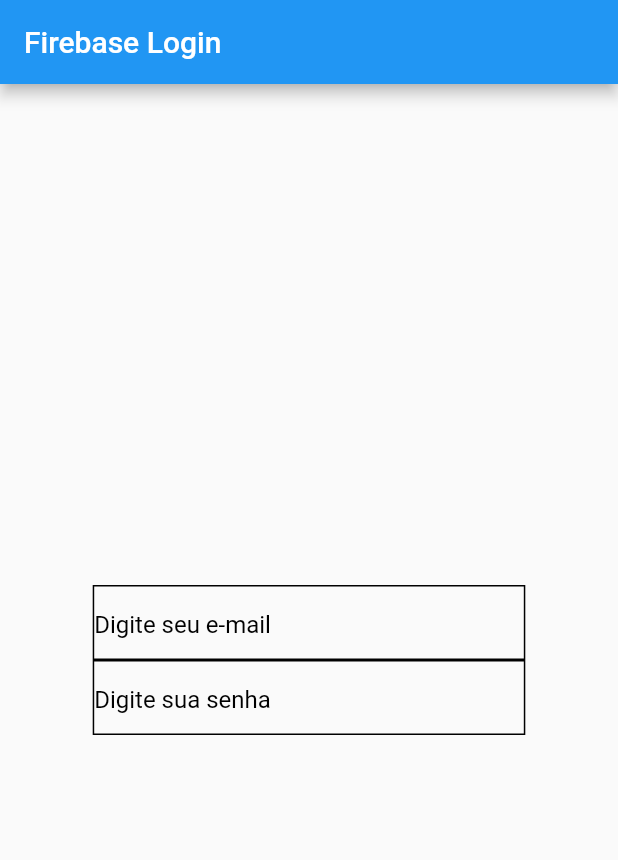
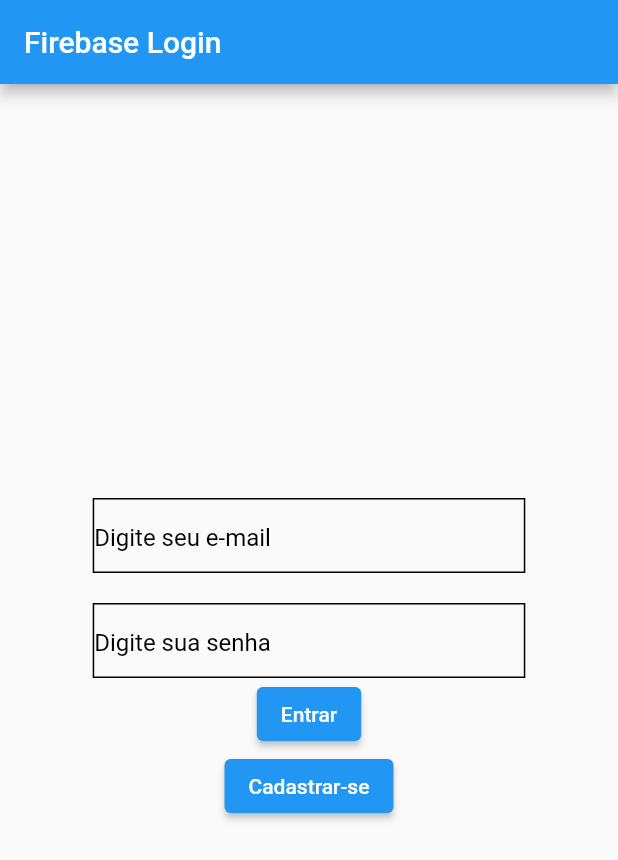
Before and after one commit to gkpiccoli/flutter_firebase_auth, a Flutter app: the screen it shows after launch, on a phone screen of 412 x 824 dp. Shown: the top 860 px of the screen. Run offline on Flutter 3.47's test engine with Material 2 defaults, Android fonts, the phone set to English and light mode, and no system bars; our stand-ins replace firebase_core; accounts and stored records are empty.

Commit message:
Adicionado Botões

```diff
--- a/lib/login_page.dart
+++ b/lib/login_page.dart
@@ -32,11 +32,10 @@ class _LoginPageState extends State<LoginPage> {
                   hintStyle:TextStyle(color: Colors.black, fontSize: 16),
                   border: InputBorder.none
                 ),
-
-
               ),
             ),
           ),
+            const SizedBox(height: 20,),
             Center(
               child: Container(
                 decoration: BoxDecoration(
@@ -57,7 +56,9 @@ class _LoginPageState extends State<LoginPage> {
                 ),
               ),
             ),
-          ]
+            ElevatedButton(onPressed: (){}, child: Text('Entrar')),
+            ElevatedButton(onPressed: (){}, child: Text('Cadastrar-se'))
+          ],
         ),
       ),
     );
```
